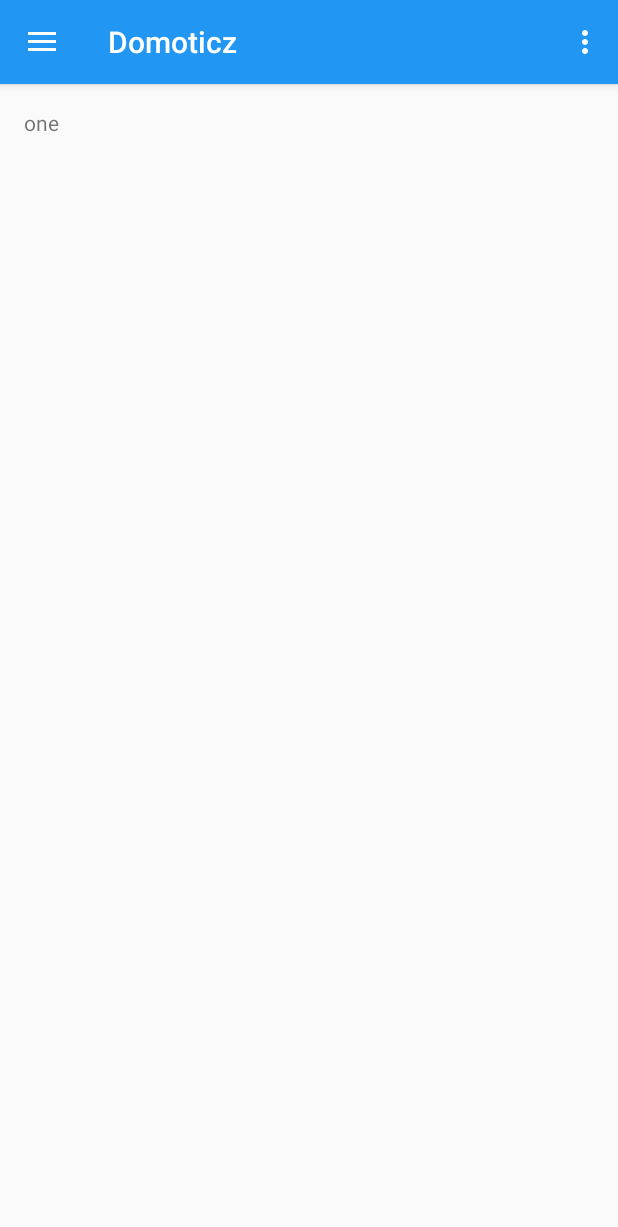
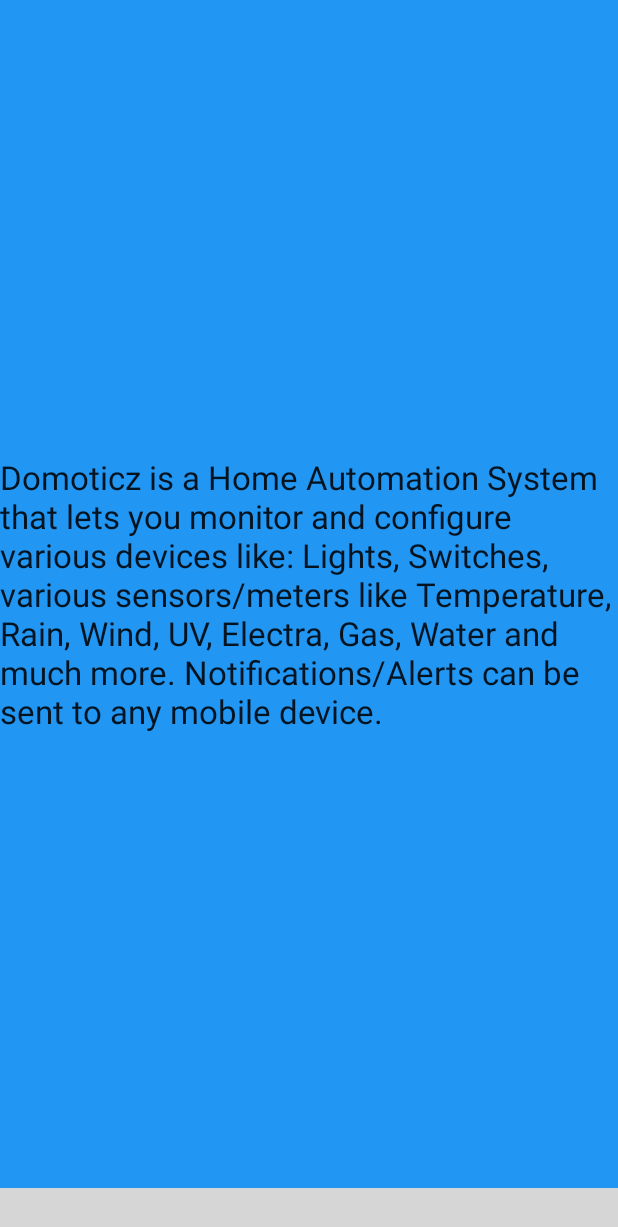
Before and after one commit to Inversion-NL/Domoticz-Android, an Android app: the screen it shows after launch (MainActivity before the commit, WelcomeViewActivity after it), on a phone screen of 412 x 824 dp. Shown: the top 1227 px of the screen. Run offline under Robolectric (Android 15) with nearby library versions, the phone set to English and light mode, and no system bars; our stand-ins replace Volley; libraries missing offline, so code that uses them is left out: com.viewpagerindicator; plain views replace CirclePageIndicator; 6 statements that could not run were skipped; grey boxes are pictures that could not be loaded.

Commit message:
Welcome v1.2

```diff
--- a/app/src/main/AndroidManifest.xml
+++ b/app/src/main/AndroidManifest.xml
@@ -40,7 +40,7 @@
                 android:value="nl.inversion.domoticz.SettingsActivity" />
         </activity>
         <activity
-            android:name=".Welcome.PageViewActivity"
+            android:name=".Welcome.WelcomeViewActivity"
             android:label="@string/title_activity_welcome" >
         </activity>
     </application>
--- a/app/src/main/java/nl/inversion/domoticz/Fragments/Dashboard.java
+++ b/app/src/main/java/nl/inversion/domoticz/Fragments/Dashboard.java
@@ -19,7 +19,7 @@ public class Dashboard extends Fragment {
 
     @Override
     public View onCreateView(LayoutInflater inflater, ViewGroup container,Bundle savedInstanceState) {
-        ViewGroup root = (ViewGroup) inflater.inflate(R.layout.fragment_one, null);
+        ViewGroup root = (ViewGroup) inflater.inflate(R.layout.fragment_dashboard, null);
         return root;
     }
 }
--- a/app/src/main/java/nl/inversion/domoticz/Fragments/Preference.java
+++ b/app/src/main/java/nl/inversion/domoticz/Fragments/Preference.java
@@ -7,7 +7,6 @@ import android.preference.EditTextPreference;
 import android.preference.ListPreference;
 import android.preference.MultiSelectListPreference;
 import android.preference.PreferenceFragment;
-import android.preference.SwitchPreference;
 
 import java.util.Set;
 
--- a/app/src/main/java/nl/inversion/domoticz/MainActivity.java
+++ b/app/src/main/java/nl/inversion/domoticz/MainActivity.java
@@ -18,7 +18,7 @@ import android.widget.ListView;
 
 import nl.inversion.domoticz.Domoticz.Domoticz;
 import nl.inversion.domoticz.Utils.SharedPrefUtil;
-import nl.inversion.domoticz.Welcome.PageViewActivity;
+import nl.inversion.domoticz.Welcome.WelcomeViewActivity;
 
 public class MainActivity extends ActionBarActivity {
 
@@ -27,26 +27,31 @@ public class MainActivity extends ActionBarActivity {
     private DrawerLayout mDrawer;
     private String[] fragments;
     private String TAG = MainActivity.class.getSimpleName();
+    private SharedPrefUtil mSharedPrefs;
 
     @Override
     protected void onCreate(Bundle savedInstanceState) {
         super.onCreate(savedInstanceState);
         setContentView(R.layout.activity_main);
+        mSharedPrefs = new SharedPrefUtil(this);
 
+        getSupportActionBar().setDisplayHomeAsUpEnabled(true);
+        getSupportActionBar().setHomeButtonEnabled(true);
+
+        mSharedPrefs.setFirstStart(true);
+
+        if (mSharedPrefs.isFirstStart()) {
+            startActivity(new Intent(this, WelcomeViewActivity.class));
+            mSharedPrefs.setFirstStart(false);
+        }
         // Example used: http://blog.teamtreehouse.com/add-navigation-drawer-android
-        mDrawerList = (ListView)findViewById(R.id.navList);
-        mDrawer = (DrawerLayout)findViewById(R.id.drawer_layout);
+        mDrawerList = (ListView) findViewById(R.id.navList);
+        mDrawer = (DrawerLayout) findViewById(R.id.drawer_layout);
 
         addDrawerItems();
         setupDrawer();
 
-        SharedPrefUtil mSharedPres = new SharedPrefUtil(this);
-
-
-        getSupportActionBar().setDisplayHomeAsUpEnabled(true);
-        getSupportActionBar().setHomeButtonEnabled(true);
-
-        int screenIndex = mSharedPres.getStartupScreenIndex();
+        int screenIndex = mSharedPrefs.getStartupScreenIndex();
 
         FragmentTransaction tx = getSupportFragmentManager().beginTransaction();
         tx.replace(R.id.main, Fragment.instantiate(MainActivity.this, fragments[screenIndex]));
@@ -57,6 +62,7 @@ public class MainActivity extends ActionBarActivity {
     @Override
     public void onResume(){
         super.onResume();
+
         checkConnectionSettings();
     }
 
@@ -133,13 +139,13 @@ public class MainActivity extends ActionBarActivity {
     protected void onPostCreate(Bundle savedInstanceState) {
         super.onPostCreate(savedInstanceState);
         // Sync the toggle state after onRestoreInstanceState has occurred.
-        mDrawerToggle.syncState();
+        if (mDrawerToggle != null) mDrawerToggle.syncState();
     }
 
     @Override
     public void onConfigurationChanged(Configuration newConfig) {
         super.onConfigurationChanged(newConfig);
-        mDrawerToggle.onConfigurationChanged(newConfig);
+        if (mDrawerToggle != null) mDrawerToggle.onConfigurationChanged(newConfig);
     }
 
     @Override
@@ -158,7 +164,7 @@ public class MainActivity extends ActionBarActivity {
                 return true;
 
             case R.id.action_welcome:
-                startActivity(new Intent(this, PageViewActivity.class));
+                startActivity(new Intent(this, WelcomeViewActivity.class));
                 return true;
         }
 
--- a/app/src/main/java/nl/inversion/domoticz/SettingsActivity.java
+++ b/app/src/main/java/nl/inversion/domoticz/SettingsActivity.java
@@ -22,7 +22,7 @@ public class SettingsActivity extends ActionBarActivity {
     @Override
     public boolean onOptionsItemSelected(MenuItem item) {
         switch (item.getItemId()) {
-            // Respond to the action bar's Up/Home button
+
             case android.R.id.home:
                 NavUtils.navigateUpFromSameTask(this);
                 return true;
--- a/app/src/main/java/nl/inversion/domoticz/Utils/SharedPrefUtil.java
+++ b/app/src/main/java/nl/inversion/domoticz/Utils/SharedPrefUtil.java
@@ -15,6 +15,8 @@ public class SharedPrefUtil {
     Context mContext;
     SharedPreferences prefs;
     SharedPreferences.Editor editor;
+
+    private static final String PREF_FIRST_START = "isFirstStart";
 
     private static final String http = "http://";
     private static final String https = "https://";
@@ -46,6 +48,15 @@ public class SharedPrefUtil {
     /*
      *      Generic settings
      */
+    public boolean isFirstStart() {
+        return prefs.getBoolean(PREF_FIRST_START, true);
+    }
+
+    public void setFirstStart(Boolean firstStart) {
+        editor.putBoolean(PREF_FIRST_START, firstStart);
+        editor.apply();
+    }
+
     public int getStartupScreenIndex() {
 
         String startupScreenSelectedValue = prefs.getString("startup_screen", null);
@@ -93,7 +104,7 @@ public class SharedPrefUtil {
 
     public void setDomoticzRemoteUsername(String username) {
         editor.putString(REMOTE_SERVER_USERNAME, username);
-        editor.commit();
+        editor.apply();
         Log.d("prefs", prefs.getString(REMOTE_SERVER_USERNAME, ""));
     }
 
@@ -103,7 +114,7 @@ public class SharedPrefUtil {
 
     public void setDomoticzRemotePassword(String password) {
         editor.putString(REMOTE_SERVER_PASSWORD, password);
-        editor.commit();
+        editor.apply();
         Log.d("prefs", prefs.getString(REMOTE_SERVER_PASSWORD, ""));
     }
 
@@ -113,7 +124,7 @@ public class SharedPrefUtil {
 
     public void setDomoticzRemoteUrl(String url) {
         editor.putString(REMOTE_SERVER_URL, url);
-        editor.commit();
+        editor.apply();
         Log.d("prefs", prefs.getString(REMOTE_SERVER_URL, ""));
 
     }
@@ -124,7 +135,7 @@ public class SharedPrefUtil {
 
     public void setDomoticzRemotePort(String port) {
         editor.putString(REMOTE_SERVER_PORT, port);
-        editor.commit();
+        editor.apply();
         Log.d("prefs", prefs.getString(REMOTE_SERVER_PORT, ""));
     }
 
@@ -134,7 +145,7 @@ public class SharedPrefUtil {
 
     public void setDomoticzRemoteSecure(Boolean secure) {
         editor.putBoolean(REMOTE_SERVER_SECURE, secure);
-        editor.commit();
+        editor.apply();
     }
 
     public String getDomoticzRemoteAuthenticationMethod() {
--- /dev/null
+++ b/app/src/main/java/nl/inversion/domoticz/Welcome/WelcomePage1.java
@@ -0,0 +1,29 @@
+package nl.inversion.domoticz.Welcome;
+
+import android.os.Bundle;
+import android.support.v4.app.Fragment;
+import android.view.LayoutInflater;
+import android.view.View;
+import android.view.ViewGroup;
+import android.widget.TextView;
+
+import nl.inversion.domoticz.R;
+
+public class WelcomePage1 extends Fragment{
+
+    public static final WelcomePage1 newInstance() {
+        WelcomePage1 f = new WelcomePage1();
+        return f;
+    }
+
+    @Override
+    public View onCreateView(LayoutInflater inflater, ViewGroup container,
+                             Bundle savedInstanceState) {
+        View v = inflater.inflate(R.layout.fragment_welcome1, container, false);
+
+        TextView messageTextView = (TextView) v.findViewById(R.id.textView);
+        messageTextView.setText(R.string.domoticz_info);
+
+        return v;
+    }
+}
--- a/app/src/main/java/nl/inversion/domoticz/Welcome/MyFragment.java
+++ b/app/src/main/java/nl/inversion/domoticz/Welcome/WelcomePage2.java
@@ -9,30 +9,20 @@ import android.widget.TextView;
 
 import nl.inversion.domoticz.R;
 
-public class MyFragment extends Fragment{
+public class WelcomePage2 extends Fragment{
 
-    public static final String EXTRA_MESSAGE = "EXTRA_MESSAGE";
-
-    public static final MyFragment newInstance(String message) {
-
-        MyFragment f = new MyFragment();
-        Bundle bdl = new Bundle(1);
-        bdl.putString(EXTRA_MESSAGE, message);
-        f.setArguments(bdl);
-
+    public static final WelcomePage2 newInstance() {
+        WelcomePage2 f = new WelcomePage2();
         return f;
     }
-
-
 
     @Override
     public View onCreateView(LayoutInflater inflater, ViewGroup container,
                              Bundle savedInstanceState) {
+        View v = inflater.inflate(R.layout.fragment_welcome2, container, false);
 
-        String message = getArguments().getString(EXTRA_MESSAGE);
-        View v = inflater.inflate(R.layout.myfragment_layout, container, false);
         TextView messageTextView = (TextView)v.findViewById(R.id.textView);
-        messageTextView.setText(message);
+        messageTextView.setText("U moet nog de app nog instellen");
 
         return v;
     }
--- /dev/null
+++ b/app/src/main/java/nl/inversion/domoticz/Welcome/WelcomePage3.java
@@ -0,0 +1,29 @@
+package nl.inversion.domoticz.Welcome;
+
+import android.os.Bundle;
+import android.support.v4.app.Fragment;
+import android.view.LayoutInflater;
+import android.view.View;
+import android.view.ViewGroup;
+import android.widget.TextView;
+
+import nl.inversion.domoticz.R;
+
+public class WelcomePage3 extends Fragment{
+
+    public static final WelcomePage3 newInstance() {
+        WelcomePage3 f = new WelcomePage3();
+        return f;
+    }
+
+    @Override
+    public View onCreateView(LayoutInflater inflater, ViewGroup container,
+                             Bundle savedInstanceState) {
+        View v = inflater.inflate(R.layout.fragment_welcome3, container, false);
+
+        TextView messageTextView = (TextView)v.findViewById(R.id.textView);
+        messageTextView.setText("Instellingen");
+
+        return v;
+    }
+}
--- a/app/src/main/java/nl/inversion/domoticz/Welcome/MyPageAdapter.java
+++ b/app/src/main/java/nl/inversion/domoticz/Welcome/WelcomePageAdapter.java
@@ -6,12 +6,12 @@ import android.support.v4.app.FragmentPagerAdapter;
 
 import java.util.List;
 
-public class MyPageAdapter extends FragmentPagerAdapter {
+public class WelcomePageAdapter extends FragmentPagerAdapter {
 
     private List<Fragment> fragments;
 
 
-    public MyPageAdapter(FragmentManager fm, List<Fragment> fragments) {
+    public WelcomePageAdapter(FragmentManager fm, List<Fragment> fragments) {
         super(fm);
         this.fragments = fragments;
     }
--- /dev/null
+++ b/app/src/main/java/nl/inversion/domoticz/Welcome/WelcomeViewActivity.java
@@ -0,0 +1,114 @@
+package nl.inversion.domoticz.Welcome;
+
+import android.support.v4.app.Fragment;
+import android.support.v4.app.FragmentActivity;
+import android.os.Bundle;
+import android.support.v4.view.ViewPager;
+import android.view.View;
+import android.widget.TextView;
+
+import com.viewpagerindicator.CirclePageIndicator;
+
+import java.util.ArrayList;
+import java.util.List;
+
+import nl.inversion.domoticz.R;
+
+public class WelcomeViewActivity extends FragmentActivity implements View.OnClickListener, ViewPager.OnPageChangeListener {
+
+    private WelcomePageAdapter mAdapter;
+    private ViewPager mPager;
+    private final List<Fragment> fList = new ArrayList<>();
+    private TextView buttonPrev, buttonNext;
+
+    @Override
+    protected void onCreate(Bundle savedInstanceState) {
+        super.onCreate(savedInstanceState);
+        setContentView(R.layout.activity_welcome);
+
+        buildLayout();
+    }
+
+    private void buildLayout() {
+
+        List<Fragment> fragments = getFragments();
+        mAdapter = new WelcomePageAdapter(getSupportFragmentManager(), fragments);
+
+        mPager = (ViewPager) findViewById(R.id.viewpager);
+        mPager.setAdapter(mAdapter);
+
+        CirclePageIndicator mIndicator = (CirclePageIndicator) findViewById(R.id.indicator);
+        mIndicator.setViewPager(mPager);
+        float radius = mIndicator.getRadius();
+        mIndicator.setRadius(radius + 4);
+        mIndicator.setFillColor(getResources().getColor(android.R.color.darker_gray));
+        mIndicator.setOnPageChangeListener(this);
+
+        buttonPrev = (TextView) findViewById(R.id.btn_prev);
+        buttonPrev.setOnClickListener(this);
+
+        buttonNext = (TextView) findViewById(R.id.btn_next);
+        buttonNext.setOnClickListener(this);
+    }
+
+    private List<Fragment> getFragments(){
+
+        fList.add(WelcomePage1.newInstance());
+        fList.add(WelcomePage2.newInstance());
+        fList.add(WelcomePage3.newInstance());
+
+        return fList;
+    }
+
+    private void pageSelected(int position) {
+
+        switch (position) {
+
+            case 0:
+                buttonPrev.setVisibility(View.INVISIBLE);
+                break;
+
+            case 1:
+                buttonPrev.setVisibility(View.VISIBLE);
+                buttonNext.setText("next");
+                break;
+
+            case 2:
+                buttonNext.setText("finish");
+                break;
+        }
+
+    }
+
+    @Override
+    public void onClick(View view) {
+
+        switch(view.getId()) {
+            case R.id.btn_next:
+                if (mPager.getCurrentItem() != fList.size()) {
+                    mPager.setCurrentItem(mPager.getCurrentItem() + 1);
+                    super.onBackPressed();
+                }
+                break;
+
+            case R.id.btn_prev:
+                if (mPager.getCurrentItem() != 0) mPager.setCurrentItem(mPager.getCurrentItem() - 1);
+                break;
+        }
+    }
+
+    @Override
+    public void onPageScrolled(int position, float positionOffset, int positionOffsetPixels) {
+
+    }
+
+    @Override
+    public void onPageSelected(int position) {
+        pageSelected(position);
+    }
+
+    @Override
+    public void onPageScrollStateChanged(int state) {
+
+    }
+}
--- a/app/src/main/res/layout/activity_welcome.xml
+++ b/app/src/main/res/layout/activity_welcome.xml
@@ -11,30 +11,31 @@
         android:layout_height="0dp"
         android:layout_weight="1" />
 
-    <LinearLayout
+    <RelativeLayout
         android:layout_width="fill_parent"
-        android:layout_height="wrap_content"
-        android:orientation="horizontal">
+        android:layout_height="wrap_content">
 
-        <Button
+        <TextView
             android:id="@+id/btn_prev"
-            android:layout_width="wrap_content"
-            android:layout_height="wrap_content"
+            style="@style/welcome_navButtons"
+            android:layout_alignParentLeft="true"
+            android:visibility="invisible"
             android:text="prev"/>
 
         <com.viewpagerindicator.CirclePageIndicator
             android:id="@+id/indicator"
             android:padding="10dip"
             android:layout_width="fill_parent"
-            android:layout_weight="1"
-            android:layout_height="wrap_content" />
+            android:layout_height="wrap_content"
+            android:layout_centerHorizontal="true"
+            android:layout_centerVertical="true"/>
 
-        <Button
+        <TextView
             android:id="@+id/btn_next"
-            android:layout_width="wrap_content"
-            android:layout_height="wrap_content"
+            style="@style/welcome_navButtons"
+            android:layout_alignParentRight="true"
             android:text="next"/>
 
-    </LinearLayout>
+    </RelativeLayout>
 
 </LinearLayout>
--- a/app/src/main/res/values/colors.xml
+++ b/app/src/main/res/values/colors.xml
@@ -10,7 +10,7 @@
 
     <color name="welcome_background">@color/material_indigo_500</color>
     <color name="welcome_indicator_background">@color/black</color>
-    <color name="indicator_pageColor">@color/white</color>
+    <color name="welcome_indicator_pageColor">@color/white</color>
 
     <color name="default_text_color_light">#FFFFFFFF</color>
     <color name="default_text_color_dark">#FF000000</color>
--- a/app/src/main/res/values/strings_welcome.xml
+++ b/app/src/main/res/values/strings_welcome.xml
@@ -2,5 +2,6 @@
 <resources>
 
     <string name="title_activity_welcome">Welcome</string>
+    <string name="domoticz_info">Domoticz is a Home Automation System that lets you monitor and configure various devices like: Lights, Switches, various sensors/meters like Temperature, Rain, Wind, UV, Electra, Gas, Water and much more. Notifications/Alerts can be sent to any mobile device.</string>
 
 </resources>
--- a/app/src/main/res/values/styles.xml
+++ b/app/src/main/res/values/styles.xml
@@ -6,6 +6,15 @@
         <item name="colorPrimaryDark">@color/primary_dark</item>
     </style>
 
+    <!--        Welcome     -->
+
+    <style name="welcome_navButtons">
+        <item name="android:clickable">true</item>
+        <item name="android:layout_width">wrap_content</item>
+        <item name="android:layout_height">wrap_content</item>
+        <item name="android:padding">5dp</item>
+        <item name="android:layout_centerVertical">true</item>
+    </style>
 
     <!--        Scenes        -->
 
```
Also changed, not shown: app/src/main/java/nl/inversion/domoticz/Welcome/PageViewActivity.java (deleted, +0 -103 lines), app/src/main/res/layout/fragment_welcome2.xml (added, +17 -0 lines), app/src/main/res/layout/fragment_welcome3.xml (added, +17 -0 lines), app/src/main/res/layout/fragment_dashboard.xml (renamed from app/src/main/res/layout/fragment_one.xml), app/src/main/res/layout/fragment_welcome1.xml (renamed from app/src/main/res/layout/myfragment_layout.xml).
